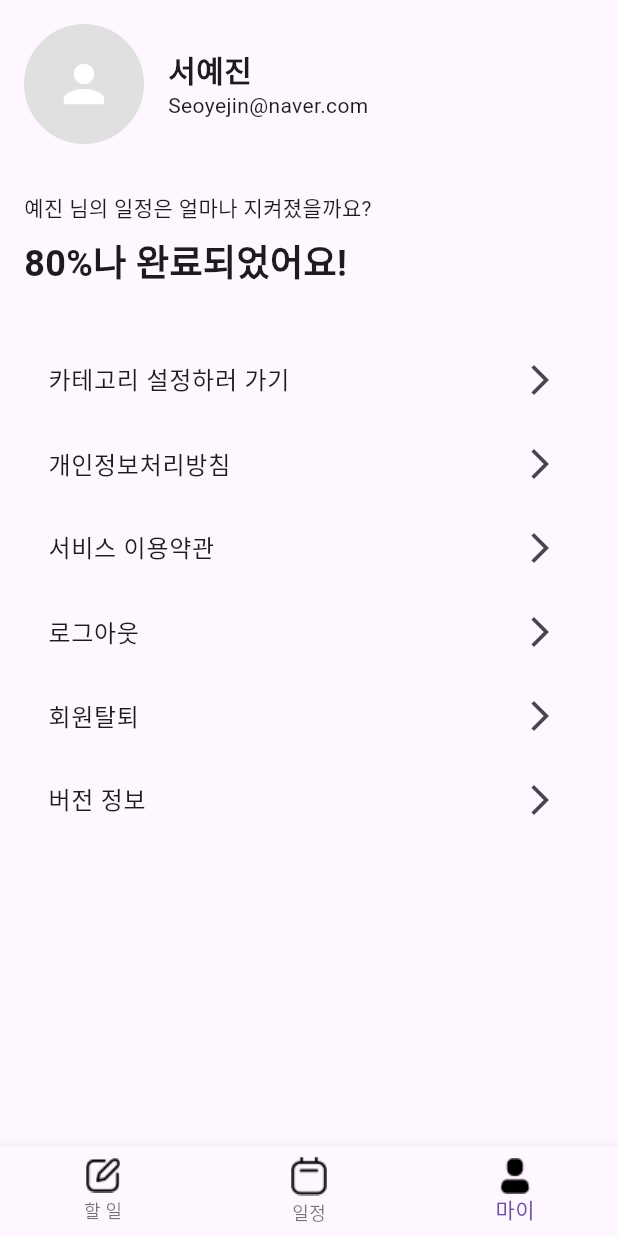
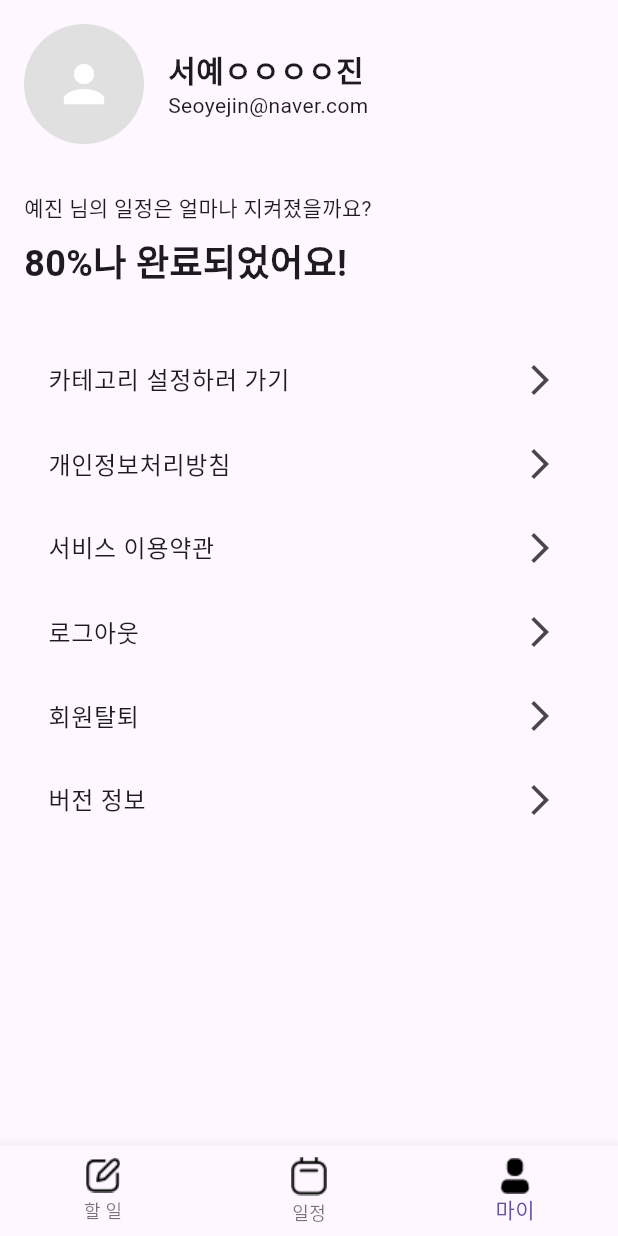
Before and after one commit to OneSetence/front12, a Flutter app: the screen it shows after launch, item 3 of the bottom bar chosen, on a phone screen of 412 x 824 dp. Run offline on Flutter 3.47's test engine with Material 3 defaults, Android fonts, the phone set to English and light mode, and no system bars; our stand-ins replace table_calendar.

```diff
--- a/lib/pages/my_page.dart
+++ b/lib/pages/my_page.dart
@@ -34,7 +34,7 @@ class MyPageMain extends StatelessWidget {
                 crossAxisAlignment: CrossAxisAlignment.start,
                 children: [
                   Text(
-                    '서예진',
+                    '서예ㅇㅇㅇㅇ진',
                     style: TextStyle(fontSize: 20, fontWeight: FontWeight.bold),
                   ),
                   Text('Seoyejin@naver.com'),
```
